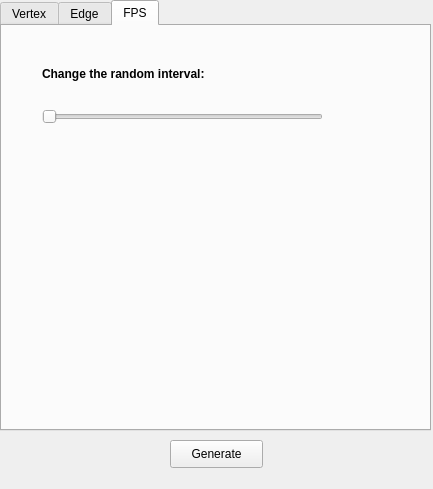
This is resource/gui/RealTimeDialog.ui in dthung1602/NetworkVisualization as Qt 5 draws it before an edit. The edited form follows.
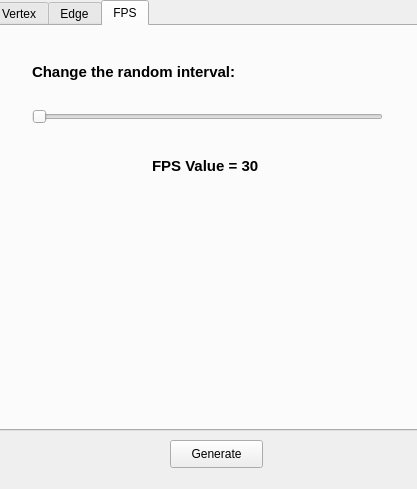
This is the edited form. The open tabs and pages were chosen to show the change.

Commit message: FPS + Constraint ui

```diff
--- a/resource/gui/RealTimeDialog.ui
+++ b/resource/gui/RealTimeDialog.ui
@@ -6,7 +6,7 @@
    <rect>
     <x>0</x>
     <y>0</y>
-    <width>433</width>
+    <width>417</width>
     <height>489</height>
    </rect>
   </property>
@@ -16,7 +16,7 @@
   <widget class="QTabWidget" name="tabWidget">
    <property name="geometry">
     <rect>
-     <x>0</x>
+     <x>-10</x>
      <y>0</y>
      <width>431</width>
      <height>431</height>
@@ -220,10 +220,22 @@
       <rect>
        <x>40</x>
        <y>80</y>
-       <width>281</width>
+       <width>351</width>
        <height>22</height>
       </rect>
      </property>
+     <property name="minimum">
+      <number>10</number>
+     </property>
+     <property name="maximum">
+      <number>50</number>
+     </property>
+     <property name="singleStep">
+      <number>10</number>
+     </property>
+     <property name="pageStep">
+      <number>5</number>
+     </property>
      <property name="orientation">
       <enum>Qt::Horizontal</enum>
      </property>
@@ -232,20 +244,39 @@
      <property name="geometry">
       <rect>
        <x>40</x>
-       <y>40</y>
+       <y>35</y>
        <width>211</width>
-       <height>16</height>
+       <height>21</height>
       </rect>
      </property>
      <property name="styleSheet">
-      <string notr="true">QLabel{
-	font-weight:bold;
-}</string>
+      <string notr="true">
+                            font-size: 15px;
+                            background-color: transparent;
+                        font-weight: bold</string>
      </property>
      <property name="text">
       <string>Change the random interval:</string>
      </property>
     </widget>
+    <widget class="QLabel" name="fpsLabel">
+     <property name="geometry">
+      <rect>
+       <x>160</x>
+       <y>130</y>
+       <width>121</width>
+       <height>20</height>
+      </rect>
+     </property>
+     <property name="styleSheet">
+      <string notr="true">      font-size: 15px;
+                            background-color: transparent;
+                        font-weight: bold</string>
+     </property>
+     <property name="text">
+      <string>FPS Value = 30</string>
+     </property>
+    </widget>
    </widget>
   </widget>
   <widget class="QPushButton" name="generate_btn">
```
Left out of the diff: 9 changed lines with no effect on the pictures. The commit also changes 3 other files.
